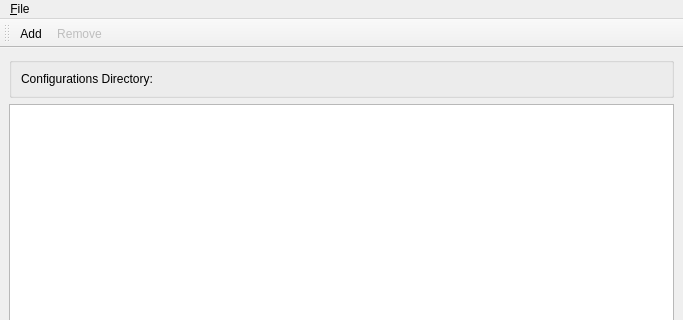
This is Globe/properties_mainwindow.ui in igormironchik/globe-como as Qt 5 draws it before an edit; both pictures show x 0 to 683 and y 0 to 320 of the 683 by 462 pixel window. The edited form follows.
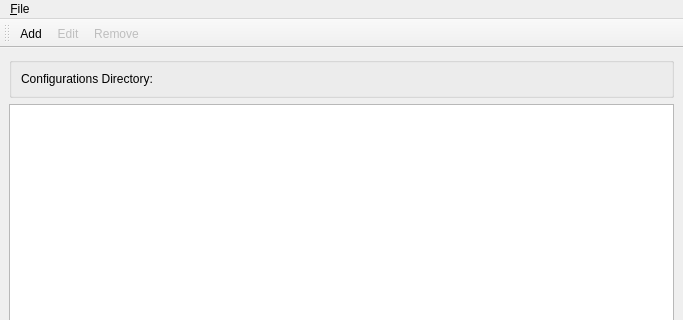
This is the edited form. Icons and pictures are not drawn.

Commit message: Added QtArg to the project. Added editing facility for the properties.

The edit to the form file:
```diff
--- a/Globe/properties_mainwindow.ui
+++ b/Globe/properties_mainwindow.ui
@@ -79,6 +79,7 @@
     <bool>false</bool>
    </attribute>
    <addaction name="m_addAction"/>
+   <addaction name="m_editAction"/>
    <addaction name="m_removeAction"/>
   </widget>
   <action name="m_quitAction">
@@ -120,6 +121,21 @@
     <string>Remove Selected Propertie</string>
    </property>
   </action>
+  <action name="m_editAction">
+   <property name="enabled">
+    <bool>false</bool>
+   </property>
+   <property name="icon">
+    <iconset resource="resources.qrc">
+     <normaloff>:/img/edit_22x22.png</normaloff>:/img/edit_22x22.png</iconset>
+   </property>
+   <property name="text">
+    <string>Edit</string>
+   </property>
+   <property name="toolTip">
+    <string>Edit Properties</string>
+   </property>
+  </action>
  </widget>
  <resources>
   <include location="resources.qrc"/>
```
The commit also changes 5 other files.
